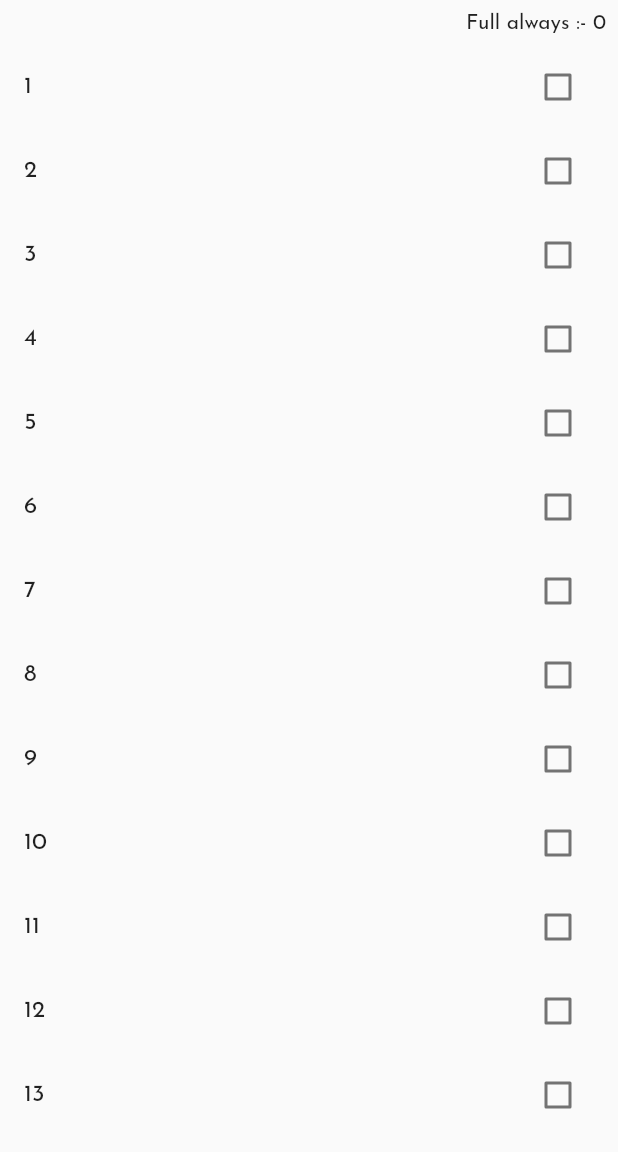
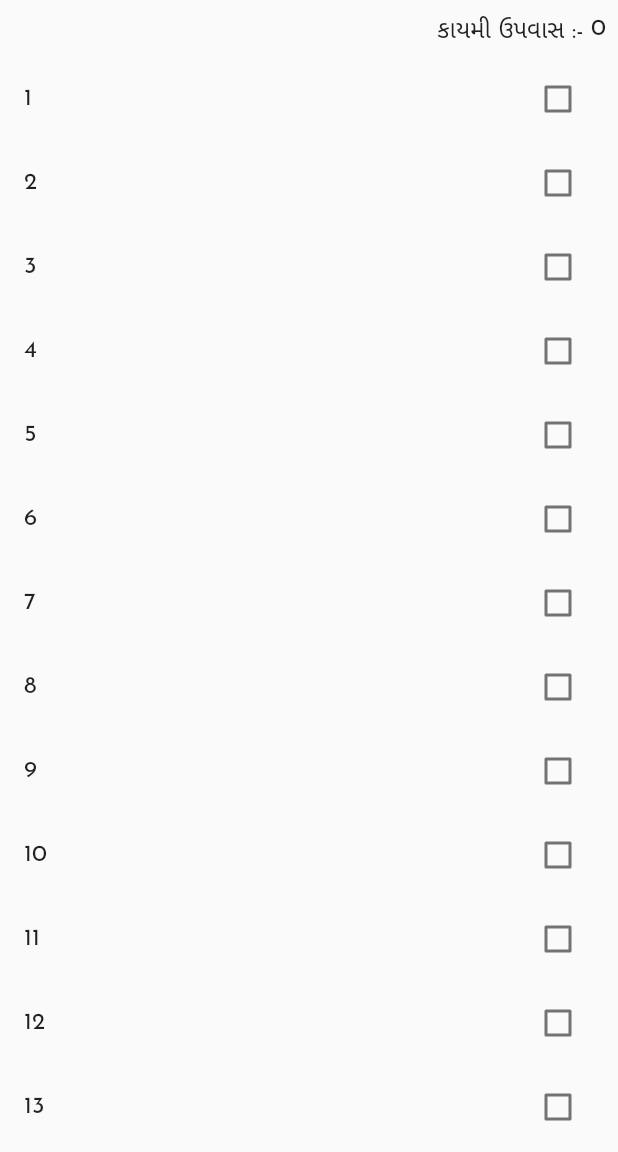
Before and after one commit to KhilanVitthani/food_planner_app, a Flutter app: the screen it shows after launch, scrolled down 576 dp, after a tap on "Save", on a phone screen of 412 x 824 dp, the part 84-1236 px from its top. Run offline on Flutter 3.47's test engine with Material 2 defaults, Android fonts, the phone set to English and light mode, and no system bars; our stand-ins replace get, get_it, get_storage, sqflite; accounts and stored records are empty.

Commit message:
add always done .

```diff
--- a/lib/app/modules/add_always_upvash/controllers/add_always_upvash_controller.dart
+++ b/lib/app/modules/add_always_upvash/controllers/add_always_upvash_controller.dart
@@ -12,7 +12,7 @@ class AddAlwaysUpvashController extends GetxController {
   RxBool isFromHome = false.obs;
   RxBool isFromLocation = false.obs;
   RxList<UserModels> selectedList = RxList<UserModels>([]);
-
+  RxBool hasData = false.obs;
   RxList<SelectedModels> attendanceList = RxList<SelectedModels>([]);
 
   @override
@@ -49,6 +49,8 @@ class AddAlwaysUpvashController extends GetxController {
   }
 
   Future<void> getSelectedList({required BuildContext context}) async {
+    hasData.value = false;
+
     List<Map<String, dynamic>> tasks =
         await getIt<DBHelper>().queryAttendance();
     attendanceList.clear();
@@ -57,6 +59,7 @@ class AddAlwaysUpvashController extends GetxController {
         attendanceList.add(SelectedModels.fromJson(e));
       }
     });
+    hasData.value = true;
   }
 
   @override
--- a/lib/app/modules/add_always_upvash/views/add_always_upvash_view.dart
+++ b/lib/app/modules/add_always_upvash/views/add_always_upvash_view.dart
@@ -69,19 +69,27 @@ class AddAlwaysUpvashView extends GetWidget<AddAlwaysUpvashController> {
             ],
           ),
           body: Obx(() {
-            return Column(
+            return (controller.hasData.isFalse)
+                ? Center(
+                    child:
+                        CircularProgressIndicator(color: appTheme.primaryTheme),
+                  )
+                : Column(
                     children: [
                       Padding(
                         padding: const EdgeInsets.all(8.0),
                         child: Row(
                           mainAxisAlignment: MainAxisAlignment.end,
                           children: [
-                      Text("Full always :- "),
-                      Text(controller.selectedList
+                            Text("${ArgumentConstant.addFullUpvasCount} :- ",
+                                style: TextStyle(fontSize: 16)),
+                            Text(
+                                controller.selectedList
                                     .where((p0) => p0.isSelected == 1)
                                     .toList()
                                     .length
-                          .toString())
+                                    .toString(),
+                                style: TextStyle(fontSize: 16))
                           ],
                         ),
                       ),
@@ -91,16 +99,18 @@ class AddAlwaysUpvashView extends GetWidget<AddAlwaysUpvashController> {
                             itemCount: controller.selectedList.length,
                             itemBuilder: (context, index) {
                               return ListTile(
-                          title: Text(
-                              controller.selectedList[index].name.toString()),
+                                title: Text(controller.selectedList[index].name
+                                    .toString()),
                                 trailing: Checkbox(
-                            value:
-                                (controller.selectedList[index].isSelected == 0)
+                                  activeColor: appTheme.primaryTheme,
+                                  value: (controller
+                                              .selectedList[index].isSelected ==
+                                          0)
                                       ? false
                                       : true,
                                   onChanged: (value) {
-                              controller.selectedList[index].isSelected.value =
-                                  (value!) ? 1 : 0;
+                                    controller.selectedList[index].isSelected
+                                        .value = (value!) ? 1 : 0;
                                     controller.selectedList.refresh();
                                   },
                                 ),
--- a/lib/app/modules/home/views/home_view.dart
+++ b/lib/app/modules/home/views/home_view.dart
@@ -22,7 +22,8 @@ class HomeView extends GetView<HomeController> {
             return Scaffold(
                 body: (controller.hasData.isFalse)
                     ? Center(
-                        child: CircularProgressIndicator(),
+                        child: CircularProgressIndicator(
+                            color: appTheme.primaryTheme),
                       )
                     : Column(
                         children: [
--- a/lib/constants/app_constant.dart
+++ b/lib/constants/app_constant.dart
@@ -13,6 +13,7 @@ class ArgumentConstant {
   static String totalUpvas = "કુલ ઉપવાસ";
   static String totalJamnar = "કુલ જમનાર";
   static String addFullUpvas = "કાયમી ઉપવાસ ઉમેરો";
+  static String addFullUpvasCount = "કાયમી ઉપવાસ";
   static String prvahi = "પ્રવાહી";
   static String faral = "ફરાળ";
   static String Location = "Location";
```
Lines whose indentation alone changed are shown as unchanged.
